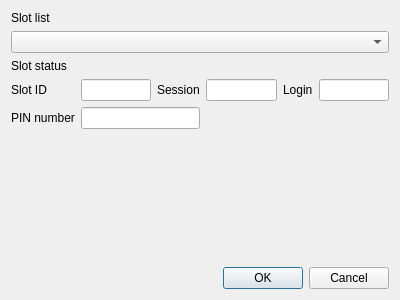
First picture: the form in CryptokiMan/init_pin_dlg.ui, repository jykim74/CryptokiMan, before the edit.
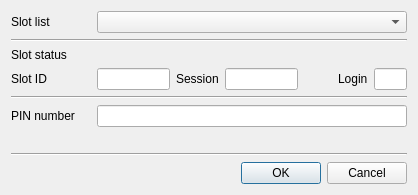
Second picture: the form after the edit.

Patch:
```diff
--- a/CryptokiMan/init_pin_dlg.ui
+++ b/CryptokiMan/init_pin_dlg.ui
@@ -6,22 +6,166 @@
    <rect>
     <x>0</x>
     <y>0</y>
-    <width>400</width>
-    <height>300</height>
+    <width>418</width>
+    <height>195</height>
    </rect>
   </property>
   <property name="windowTitle">
    <string>Initialize pin</string>
   </property>
-  <layout class="QGridLayout" name="gridLayout">
-   <item row="4" column="0">
-    <widget class="QLabel" name="label_4">
+  <layout class="QVBoxLayout" name="verticalLayout">
+   <item>
+    <layout class="QGridLayout" name="gridLayout">
+     <property name="topMargin">
+      <number>0</number>
+     </property>
+     <item row="0" column="0">
+      <widget class="QLabel" name="label">
+       <property name="minimumSize">
+        <size>
+         <width>80</width>
+         <height>0</height>
+        </size>
+       </property>
+       <property name="text">
+        <string>Slot list</string>
+       </property>
+      </widget>
+     </item>
+     <item row="0" column="1">
+      <widget class="QComboBox" name="mSlotsCombo">
+       <property name="sizePolicy">
+        <sizepolicy hsizetype="Preferred" vsizetype="Fixed">
+         <horstretch>1</horstretch>
+         <verstretch>0</verstretch>
+        </sizepolicy>
+       </property>
+      </widget>
+     </item>
+    </layout>
+   </item>
+   <item>
+    <widget class="Line" name="line">
+     <property name="orientation">
+      <enum>Qt::Horizontal</enum>
+     </property>
+    </widget>
+   </item>
+   <item>
+    <widget class="QLabel" name="label_2">
      <property name="text">
-      <string>PIN number</string>
+      <string>Slot status</string>
      </property>
     </widget>
    </item>
-   <item row="5" column="0">
+   <item>
+    <layout class="QGridLayout" name="gridLayout_2">
+     <property name="topMargin">
+      <number>0</number>
+     </property>
+     <item row="0" column="0">
+      <widget class="QLabel" name="label_3">
+       <property name="minimumSize">
+        <size>
+         <width>80</width>
+         <height>0</height>
+        </size>
+       </property>
+       <property name="text">
+        <string>Slot ID</string>
+       </property>
+      </widget>
+     </item>
+     <item row="0" column="1">
+      <widget class="QLineEdit" name="mSlotIDText">
+       <property name="maximumSize">
+        <size>
+         <width>80</width>
+         <height>16777215</height>
+        </size>
+       </property>
+      </widget>
+     </item>
+     <item row="0" column="3">
+      <widget class="QLineEdit" name="mSessionText">
+       <property name="maximumSize">
+        <size>
+         <width>80</width>
+         <height>16777215</height>
+        </size>
+       </property>
+      </widget>
+     </item>
+     <item row="0" column="5">
+      <widget class="QLabel" name="label_6">
+       <property name="text">
+        <string>Login</string>
+       </property>
+      </widget>
+     </item>
+     <item row="0" column="2">
+      <widget class="QLabel" name="label_5">
+       <property name="text">
+        <string>Session</string>
+       </property>
+      </widget>
+     </item>
+     <item row="0" column="6">
+      <widget class="QLineEdit" name="mLoginText">
+       <property name="maximumSize">
+        <size>
+         <width>40</width>
+         <height>16777215</height>
+        </size>
+       </property>
+      </widget>
+     </item>
+     <item row="0" column="4">
+      <spacer name="horizontalSpacer">
+       <property name="orientation">
+        <enum>Qt::Horizontal</enum>
+       </property>
+       <property name="sizeHint" stdset="0">
+        <size>
+         <width>40</width>
+         <height>20</height>
+        </size>
+       </property>
+      </spacer>
+     </item>
+    </layout>
+   </item>
+   <item>
+    <widget class="Line" name="line_2">
+     <property name="orientation">
+      <enum>Qt::Horizontal</enum>
+     </property>
+    </widget>
+   </item>
+   <item>
+    <layout class="QGridLayout" name="gridLayout_3">
+     <property name="topMargin">
+      <number>0</number>
+     </property>
+     <item row="0" column="0">
+      <widget class="QLabel" name="label_4">
+       <property name="minimumSize">
+        <size>
+         <width>80</width>
+         <height>0</height>
+        </size>
+       </property>
+       <property name="text">
+        <string>PIN number</string>
+       </property>
+      </widget>
+     </item>
+     <item row="0" column="1">
+      <widget class="QLineEdit" name="mPinText"/>
+     </item>
+    </layout>
+   </item>
+   <item>
     <spacer name="verticalSpacer">
      <property name="orientation">
       <enum>Qt::Vertical</enum>
@@ -34,54 +178,14 @@
      </property>
     </spacer>
    </item>
-   <item row="3" column="1">
-    <widget class="QLineEdit" name="mSlotIDText"/>
-   </item>
-   <item row="3" column="3">
-    <widget class="QLineEdit" name="mSessionText"/>
-   </item>
-   <item row="3" column="4">
-    <widget class="QLabel" name="label_6">
-     <property name="text">
-      <string>Login</string>
+   <item>
+    <widget class="Line" name="line_3">
+     <property name="orientation">
+      <enum>Qt::Horizontal</enum>
      </property>
     </widget>
    </item>
-   <item row="2" column="0">
-    <widget class="QLabel" name="label_2">
-     <property name="text">
-      <string>Slot status</string>
-     </property>
-    </widget>
-   </item>
-   <item row="3" column="0">
-    <widget class="QLabel" name="label_3">
-     <property name="text">
-      <string>Slot ID</string>
-     </property>
-    </widget>
-   </item>
-   <item row="0" column="0">
-    <widget class="QLabel" name="label">
-     <property name="text">
-      <string>Slot list</string>
-     </property>
-    </widget>
-   </item>
-   <item row="3" column="2">
-    <widget class="QLabel" name="label_5">
-     <property name="text">
-      <string>Session</string>
-     </property>
-    </widget>
-   </item>
-   <item row="3" column="5">
-    <widget class="QLineEdit" name="mLoginText"/>
-   </item>
-   <item row="1" column="0" colspan="6">
-    <widget class="QComboBox" name="mSlotsCombo"/>
-   </item>
-   <item row="6" column="3" colspan="3">
+   <item>
     <widget class="QDialogButtonBox" name="buttonBox">
      <property name="orientation">
       <enum>Qt::Horizontal</enum>
@@ -91,9 +195,6 @@
      </property>
     </widget>
    </item>
-   <item row="4" column="1" colspan="2">
-    <widget class="QLineEdit" name="mPinText"/>
-   </item>
   </layout>
  </widget>
  <tabstops>
```
Left out of the diff: 7 changed lines with no effect on the pictures.
